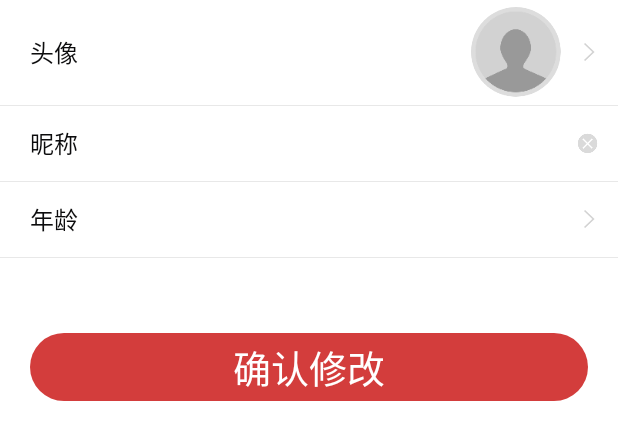
After one commit to ROOMPAN/Qkitx, an Android app: the layout activity_user_infor.xml on its own in the app's theme, with its tools: preview values and no code run, on a phone screen of 412 x 824 dp. The commit adds this screen. Shown: the top 440 px of the screen. Run offline under Robolectric (Android 15) with nearby library versions, the phone set to English and light mode, and no system bars.

Commit message:
添加设置和修改个人信息页面

```diff
--- a/app/src/main/AndroidManifest.xml
+++ b/app/src/main/AndroidManifest.xml
@@ -65,6 +65,12 @@
             android:exported="true"
             android:screenOrientation="portrait"
             android:theme="@android:style/Theme.Translucent.NoTitleBar" />
+        <activity
+            android:name=".activity.SettingActivity"
+            android:screenOrientation="portrait" />
+        <activity
+            android:name=".activity.UserInforActivity"
+            android:screenOrientation="portrait" />
     </application>
 
 </manifest>
--- /dev/null
+++ b/app/src/main/res/layout/activity_user_infor.xml
@@ -0,0 +1,149 @@
+<?xml version="1.0" encoding="utf-8"?>
+<LinearLayout xmlns:android="http://schemas.android.com/apk/res/android"
+    xmlns:tools="http://schemas.android.com/tools"
+    android:layout_width="match_parent"
+    android:layout_height="match_parent"
+    android:background="@color/white"
+    android:orientation="vertical">
+
+    <LinearLayout
+        android:layout_width="match_parent"
+        android:layout_height="match_parent"
+        android:orientation="vertical">
+
+
+        <RelativeLayout
+            android:layout_width="match_parent"
+            android:layout_height="70dp">
+
+            <TextView
+                android:layout_width="wrap_content"
+                android:layout_height="wrap_content"
+                android:layout_centerVertical="true"
+                android:layout_marginLeft="20dp"
+                android:text="头像"
+                android:textColor="@color/black"
+                android:textSize="16dp" />
+
+            <ImageView
+                android:id="@+id/img_my_page_sell_right_arrow"
+                style="@style/my_page_item_right_arrow" />
+
+            <de.hdodenhof.circleimageview.CircleImageView
+                android:id="@+id/activity_userinfo_photo"
+                android:layout_width="60dp"
+                android:layout_height="60dp"
+                android:layout_alignTop="@+id/user_message"
+                android:layout_centerVertical="true"
+                android:layout_marginRight="15dp"
+                android:layout_toLeftOf="@+id/img_my_page_sell_right_arrow"
+                android:scaleType="centerCrop"
+                android:src="@drawable/icon_avatar_default" />
+        </RelativeLayout>
+
+        <View
+            android:id="@+id/my_page_sell_divider"
+            style="@style/my_page_item_divider"
+            android:layout_alignParentBottom="true"
+            android:background="@color/tab_layout_divider" />
+
+        <RelativeLayout
+            android:layout_width="match_parent"
+            android:layout_height="50dp">
+
+            <TextView
+                android:id="@+id/activity_userinfo_title"
+                android:layout_width="wrap_content"
+                android:layout_height="wrap_content"
+                android:layout_centerVertical="true"
+                android:layout_marginLeft="20dp"
+                android:text="昵称"
+                android:textColor="@color/black"
+                android:textSize="16dp" />
+
+            <EditText
+                android:id="@+id/activity_userinfo_et_name"
+                android:layout_width="match_parent"
+                android:layout_height="match_parent"
+                android:layout_marginLeft="10dp"
+                android:layout_toRightOf="@+id/activity_userinfo_title"
+                android:background="@null"
+                android:password="true"
+                android:textColor="@color/black"
+                android:textColorHint="@color/text_shy" />
+
+            <ImageButton
+                android:id="@+id/image_login_clean"
+                android:layout_width="wrap_content"
+                android:layout_height="wrap_content"
+                android:layout_alignParentEnd="true"
+                android:layout_centerVertical="true"
+                android:layout_marginEnd="5dp"
+                android:layout_marginRight="5dp"
+                android:background="@drawable/icon_edt_clean" />
+        </RelativeLayout>
+
+        <View
+            android:id="@+id/my_page_sell_divider"
+            style="@style/my_page_item_divider"
+            android:layout_alignParentBottom="true"
+            android:background="@color/tab_layout_divider" />
+
+        <RelativeLayout
+            android:layout_width="match_parent"
+            android:layout_height="50dp">
+
+            <TextView
+                android:id="@+id/activity_userinfo_age_title"
+                android:layout_width="wrap_content"
+                android:layout_height="wrap_content"
+                android:layout_centerVertical="true"
+                android:layout_marginLeft="20dp"
+                android:text="年龄"
+                android:textColor="@color/black"
+                android:textSize="16dp" />
+
+            <EditText
+                android:id="@+id/activity_login_et_pwd"
+                android:layout_width="match_parent"
+                android:layout_height="match_parent"
+                android:layout_marginLeft="10dp"
+                android:layout_toRightOf="@+id/activity_userinfo_age_title"
+                android:background="@null"
+                android:password="true"
+                android:textColor="@color/black"
+                android:textColorHint="@color/text_shy" />
+
+            <ImageView
+                android:id="@+id/img_my_page_sell_right_arrow"
+                style="@style/my_page_item_right_arrow" />
+        </RelativeLayout>
+
+        <View
+            android:id="@+id/my_page_sell_divider"
+            style="@style/my_page_item_divider"
+            android:layout_alignParentBottom="true"
+            android:background="@color/tab_layout_divider" />
+
+        <RelativeLayout
+            android:id="@+id/activity_userinfo_modify_relay"
+            android:layout_width="match_parent"
+            android:layout_height="45dp"
+            android:layout_marginLeft="20dp"
+            android:layout_marginRight="20dp"
+            android:layout_marginTop="50dp"
+            android:background="@drawable/shape_login_regester_bg">
+
+            <TextView
+                android:layout_width="wrap_content"
+                android:layout_height="wrap_content"
+                android:layout_centerHorizontal="true"
+                android:layout_centerVertical="true"
+                android:text="确认修改"
+                android:textColor="@color/white"
+                android:textSize="25dp" />
+
+        </RelativeLayout>
+    </LinearLayout>
+
+</LinearLayout>
```
Also changed, not shown: app/src/main/java/com/yanhui/qktx/activity/SettingActivity.java (added, +109 -0 lines), app/src/main/java/com/yanhui/qktx/activity/UserInforActivity.java (added, +21 -0 lines), app/src/main/java/com/yanhui/qktx/fragment/FragmentPerson.java (+11 -1 lines), app/src/main/res/layout/activity_setting.xml (added, +101 -0 lines), app/src/main/res/layout/fragment_person.xml (+4 -3 lines), app/src/main/res/layout/include_setting_record.xml (added, +31 -0 lines), app/src/main/res/values/strings.xml (+9 -0 lines).
